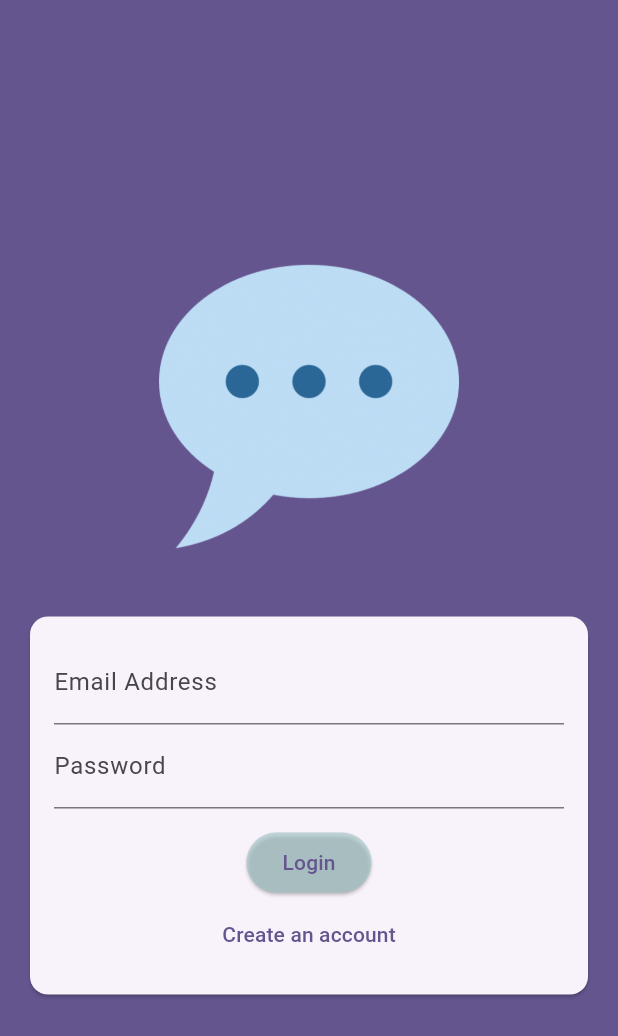
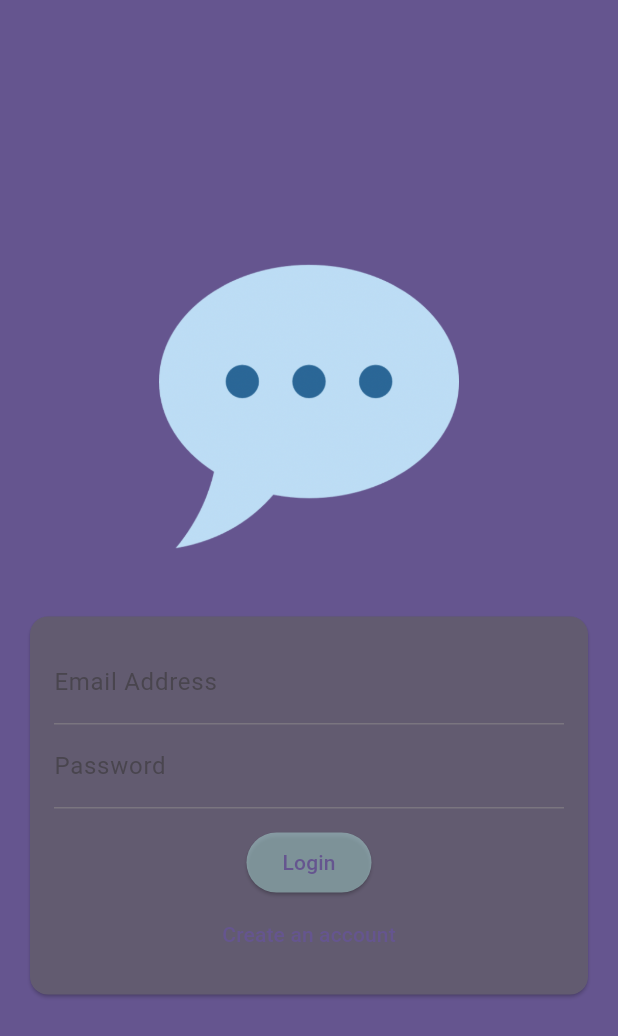
Before and after one commit to TrongBinhLe/flutter-Chat, a Flutter app: the screen it shows after launch, on a phone screen of 412 x 824 dp. Shown: the top 1036 px of the screen. Run offline on Flutter 3.47's test engine with Material 3 defaults, Android fonts, the phone set to English and light mode, and no system bars; our stand-ins replace cloud_firestore, firebase_auth, firebase_core, firebase_messaging, firebase_storage, image_picker; accounts and stored records are empty.

Commit message:
Setting text themes

```diff
--- a/lib/main.dart
+++ b/lib/main.dart
@@ -34,6 +34,21 @@ class MyApp extends StatelessWidget {
             backgroundColor: kColorScheme.onPrimaryContainer,
             foregroundColor: kColorScheme.primaryContainer,
           ),
+          cardTheme: const CardTheme().copyWith(
+            color: kColorScheme.secondary,
+            margin: const EdgeInsets.symmetric(horizontal: 16, vertical: 8),
+          ),
+          elevatedButtonTheme: ElevatedButtonThemeData(
+            style: ElevatedButton.styleFrom(
+              backgroundColor: kColorScheme.primaryContainer,
+            ),
+          ),
+          textTheme: ThemeData().textTheme.copyWith(
+                titleLarge: TextStyle(
+                    fontWeight: FontWeight.normal,
+                    color: kColorScheme.onSecondaryContainer,
+                    fontSize: 14),
+              ),
         ),
         home: StreamBuilder(
           stream: FirebaseAuth.instance.authStateChanges(),
```
